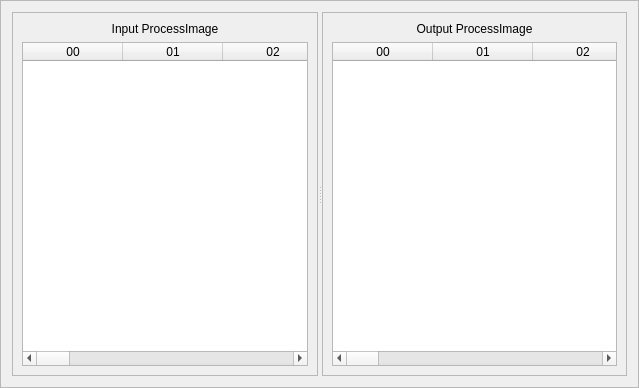
Qt form apps/demo_qt_advanced/plk_qt_gui/ui/ProcessImageMemory.ui (OpenAutomationTechnologies/openPOWERLINK_Qt_App) before a commit.
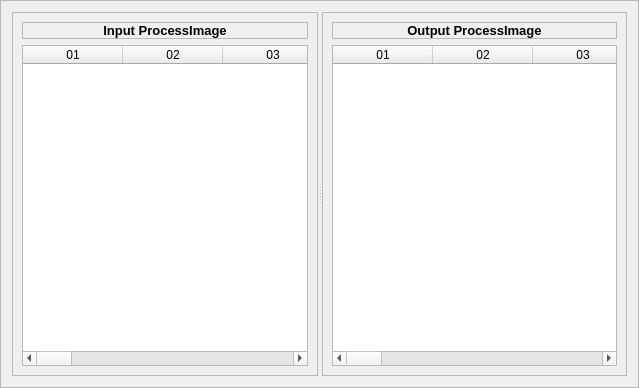
The same form after that commit.

Commit message: Implement processimage memory view.

What changed in the file:
```diff
--- a/apps/demo_qt_advanced/plk_qt_gui/ui/ProcessImageMemory.ui
+++ b/apps/demo_qt_advanced/plk_qt_gui/ui/ProcessImageMemory.ui
@@ -35,8 +35,14 @@
       <layout class="QVBoxLayout" name="verticalLayout">
        <item>
         <widget class="QLabel" name="inputHeading">
+         <property name="frameShape">
+          <enum>QFrame::StyledPanel</enum>
+         </property>
          <property name="text">
-          <string>Input ProcessImage</string>
+          <string>&lt;html&gt;&lt;head/&gt;&lt;body&gt;&lt;p&gt;&lt;span style=&quot; font-size:10pt; font-weight:600;&quot;&gt;Input ProcessImage&lt;/span&gt;&lt;/p&gt;&lt;/body&gt;&lt;/html&gt;</string>
+         </property>
+         <property name="textFormat">
+          <enum>Qt::RichText</enum>
          </property>
          <property name="alignment">
           <set>Qt::AlignCenter</set>
@@ -57,11 +63,6 @@
          <attribute name="verticalHeaderVisible">
           <bool>false</bool>
          </attribute>
-         <column>
-          <property name="text">
-           <string>00</string>
-          </property>
-         </column>
          <column>
           <property name="text">
            <string>01</string>
@@ -151,8 +152,17 @@
       <layout class="QVBoxLayout" name="verticalLayout_2">
        <item>
         <widget class="QLabel" name="outHeading">
+         <property name="frameShape">
+          <enum>QFrame::StyledPanel</enum>
+         </property>
+         <property name="frameShadow">
+          <enum>QFrame::Plain</enum>
+         </property>
          <property name="text">
-          <string>Output ProcessImage</string>
+          <string>&lt;html&gt;&lt;head/&gt;&lt;body&gt;&lt;p&gt;&lt;span style=&quot; font-size:10pt; font-weight:600;&quot;&gt;Output ProcessImage&lt;/span&gt;&lt;/p&gt;&lt;/body&gt;&lt;/html&gt;</string>
+         </property>
+         <property name="textFormat">
+          <enum>Qt::RichText</enum>
          </property>
          <property name="alignment">
           <set>Qt::AlignCenter</set>
@@ -173,11 +183,6 @@
          <attribute name="verticalHeaderVisible">
           <bool>false</bool>
          </attribute>
-         <column>
-          <property name="text">
-           <string>00</string>
-          </property>
-         </column>
          <column>
           <property name="text">
            <string>01</string>
```
Left out of the diff: 6 changed lines with no effect on the pictures. The commit also changes 3 other files.
